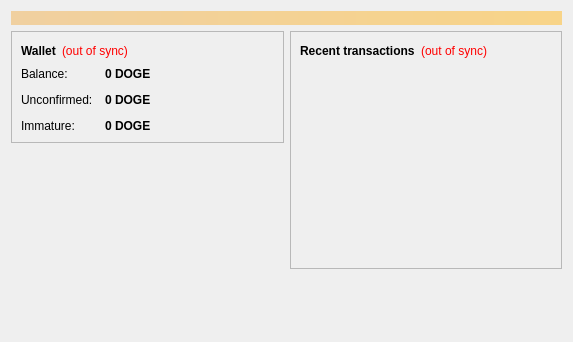
Before: the Qt Designer form src/qt/forms/overviewpage.ui in Cryptotest/Cryptotest, drawn with Qt 5.
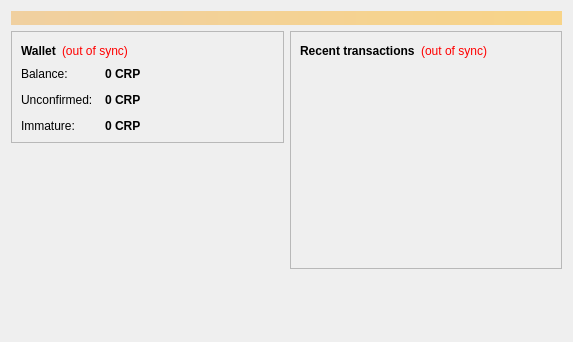
After: the same form once the commit is applied. Icons and pictures are not drawn.

```diff
--- a/src/qt/forms/overviewpage.ui
+++ b/src/qt/forms/overviewpage.ui
@@ -122,7 +122,7 @@
                <string>Your current balance</string>
               </property>
               <property name="text">
-               <string notr="true">0 DOGE</string>
+               <string notr="true">0 CRP</string>
               </property>
               <property name="textInteractionFlags">
                <set>Qt::LinksAccessibleByMouse|Qt::TextSelectableByKeyboard|Qt::TextSelectableByMouse</set>
@@ -151,7 +151,7 @@
                <string>Total of transactions that have yet to be confirmed, and do not yet count toward the current balance</string>
               </property>
               <property name="text">
-               <string notr="true">0 DOGE</string>
+               <string notr="true">0 CRP</string>
               </property>
               <property name="textInteractionFlags">
                <set>Qt::LinksAccessibleByMouse|Qt::TextSelectableByKeyboard|Qt::TextSelectableByMouse</set>
@@ -177,7 +177,7 @@
                <string>Mined balance that has not yet matured</string>
               </property>
               <property name="text">
-               <string notr="true">0 DOGE</string>
+               <string notr="true">0 CRP</string>
               </property>
               <property name="textInteractionFlags">
                <set>Qt::LinksAccessibleByMouse|Qt::TextSelectableByKeyboard|Qt::TextSelectableByMouse</set>
```
Left out of the diff: 4 changed lines with no effect on the pictures.
